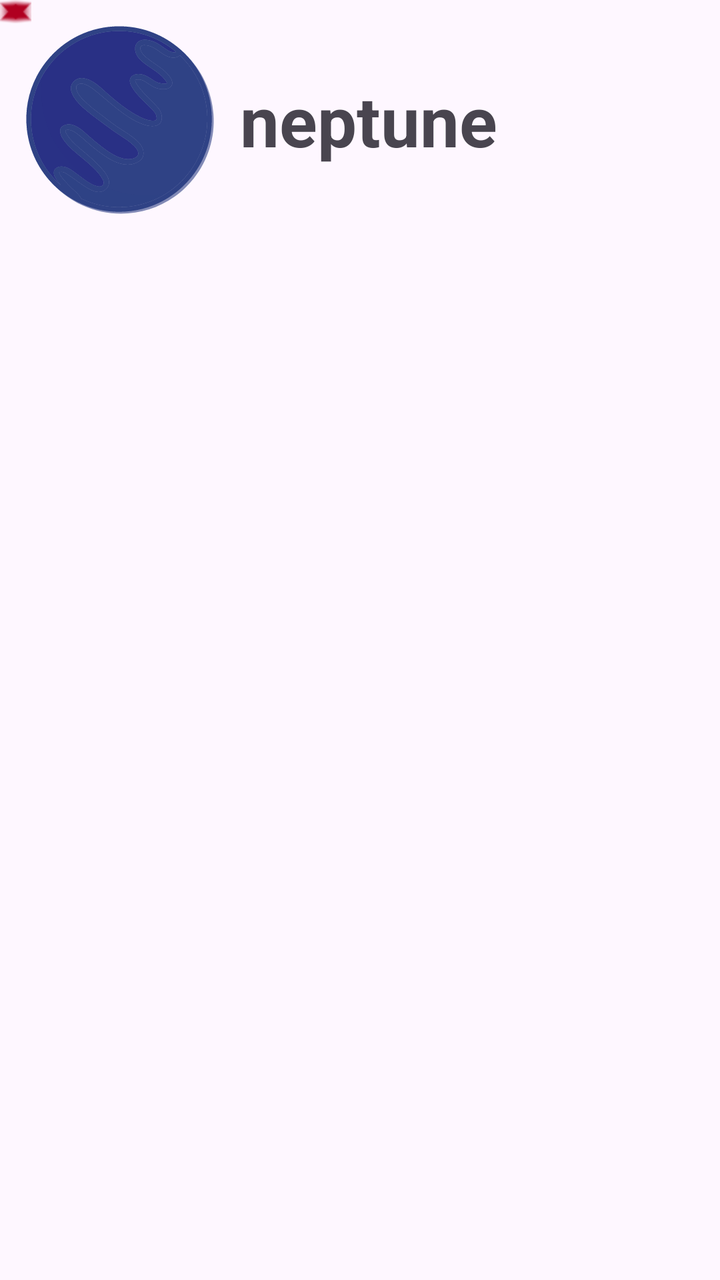
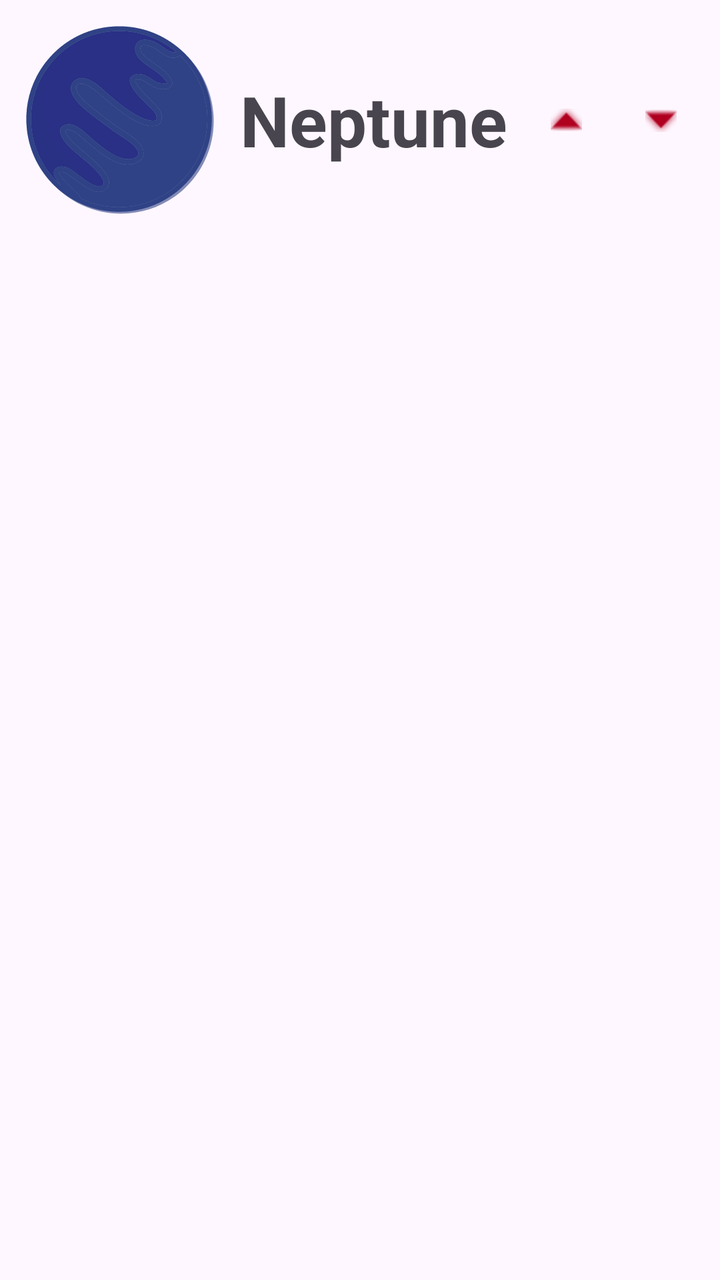

An Android layout rendered at two revisions. The XML below is the earlier revision; the diff shows what the commit changed to produce the second picture.
<!-- AndroidManifest.xml: application theme Theme.RecyclerView -->
<!-- res/layout/item_neptune.xml -->
<?xml version="1.0" encoding="utf-8"?>
<androidx.constraintlayout.widget.ConstraintLayout xmlns:android="http://schemas.android.com/apk/res/android"
    android:layout_width="match_parent"
    android:layout_height="match_parent"
    xmlns:tools="http://schemas.android.com/tools"
    xmlns:app="http://schemas.android.com/apk/res-auto">

    <androidx.appcompat.widget.AppCompatImageView
        android:id="@+id/neptuneImageView"
        android:layout_width="120dp"
        android:layout_height="120dp"
        app:layout_constraintStart_toStartOf="parent"
        app:layout_constraintTop_toTopOf="parent"
        app:srcCompat="@drawable/neptune"
        />

    <androidx.appcompat.widget.AppCompatTextView
        android:id="@+id/marsTextView"
        android:layout_width="wrap_content"
        android:layout_height="wrap_content"
        android:text="neptune"
        android:textSize="35sp"
        android:textStyle="bold"
        app:layout_constraintBottom_toBottomOf="@+id/neptuneImageView"
        app:layout_constraintStart_toEndOf="@+id/neptuneImageView"
        app:layout_constraintTop_toTopOf="@+id/neptuneImageView"
        />

    <androidx.appcompat.widget.AppCompatImageView
        android:id="@+id/moveItemUp"
        android:layout_width="wrap_content"
        android:layout_height="wrap_content"
        android:layout_margin="10dp"
        android:tint="@color/design_default_color_error"
        app:layout_constraintBottom_toBottomOf="@+id/neptuneTextView"
        app:layout_constraintEnd_toStartOf="@+id/moveItemDown"
        app:layout_constraintStart_toEndOf="@+id/neptuneTextView"
        app:layout_constraintTop_toTopOf="@+id/neptuneTextView"
        app:srcCompat="@android:drawable/arrow_up_float"
        />

    <androidx.appcompat.widget.AppCompatImageView
        android:id="@+id/moveItemDown"
        android:layout_width="wrap_content"
        android:layout_height="wrap_content"
        android:layout_margin="10dp"
        android:tint="@color/design_default_color_error"
        app:layout_constraintBottom_toBottomOf="@+id/neptuneTextView"
        app:layout_constraintEnd_toEndOf="parent"
        app:layout_constraintStart_toEndOf="@+id/moveItemUp"
        app:layout_constraintTop_toTopOf="@+id/neptuneTextView"
        app:srcCompat="@android:drawable/arrow_down_float"
        />

    <androidx.appcompat.widget.AppCompatTextView
        android:id="@+id/neptuneDescriptionTextView"
        android:layout_width="wrap_content"
        android:layout_height="wrap_content"
        android:padding="10dp"
        android:text="Neptune is the eighth and furthest planet from the Sun in the Solar system."
        android:textColor="#000"
        android:visibility="gone"
        app:layout_constraintEnd_toEndOf="parent"
        app:layout_constraintStart_toStartOf="parent"
        app:layout_constraintTop_toBottomOf="@+id/neptuneImageView"
        tools:visibility="visible"
        />
</androidx.constraintlayout.widget.ConstraintLayout>
<!-- resources referenced by this layout -->
<resources>
  <!-- drawable neptune: vector/xml drawable (drawable, 18436 chars, omitted) -->
  <style name="Theme.RecyclerView" parent="Base.Theme.RecyclerView" />
  <style name="Base.Theme.RecyclerView" parent="Theme.Material3.DayNight.NoActionBar">
          
          
      </style>
</resources>

<!-- the commit's change to res/layout/item_neptune.xml (unified diff, before → after) -->
@@ -15,10 +15,10 @@
         />
 
     <androidx.appcompat.widget.AppCompatTextView
-        android:id="@+id/marsTextView"
+        android:id="@+id/neptuneTextView"
         android:layout_width="wrap_content"
         android:layout_height="wrap_content"
-        android:text="neptune"
+        android:text="Neptune"
         android:textSize="35sp"
         android:textStyle="bold"
         app:layout_constraintBottom_toBottomOf="@+id/neptuneImageView"
